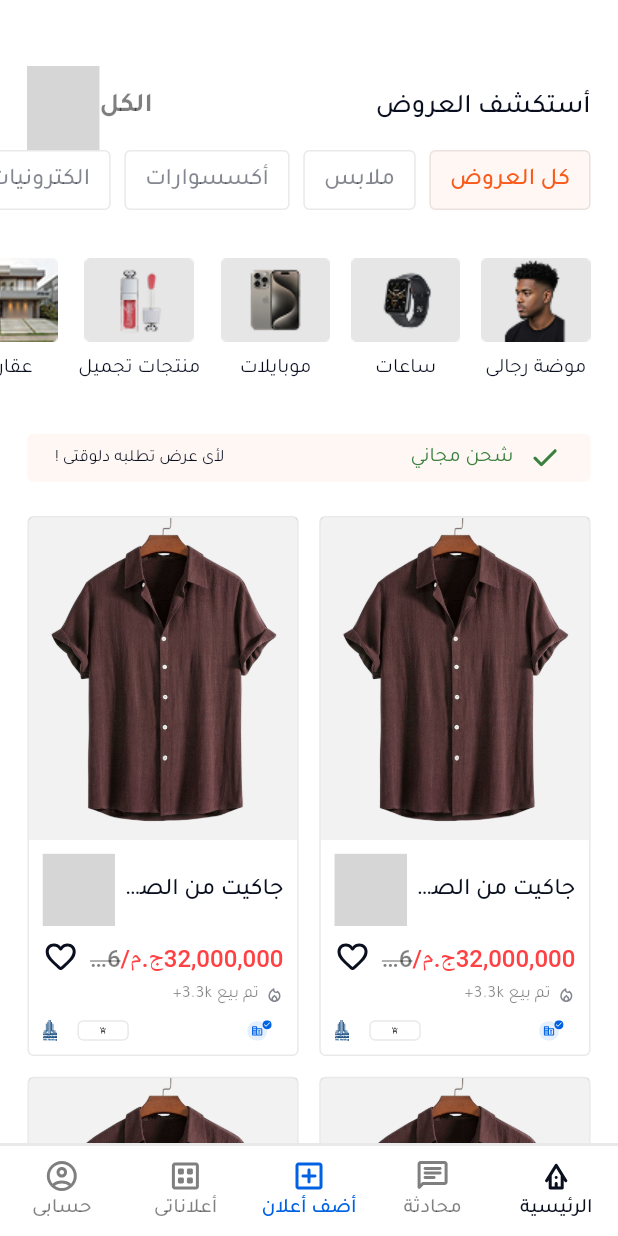
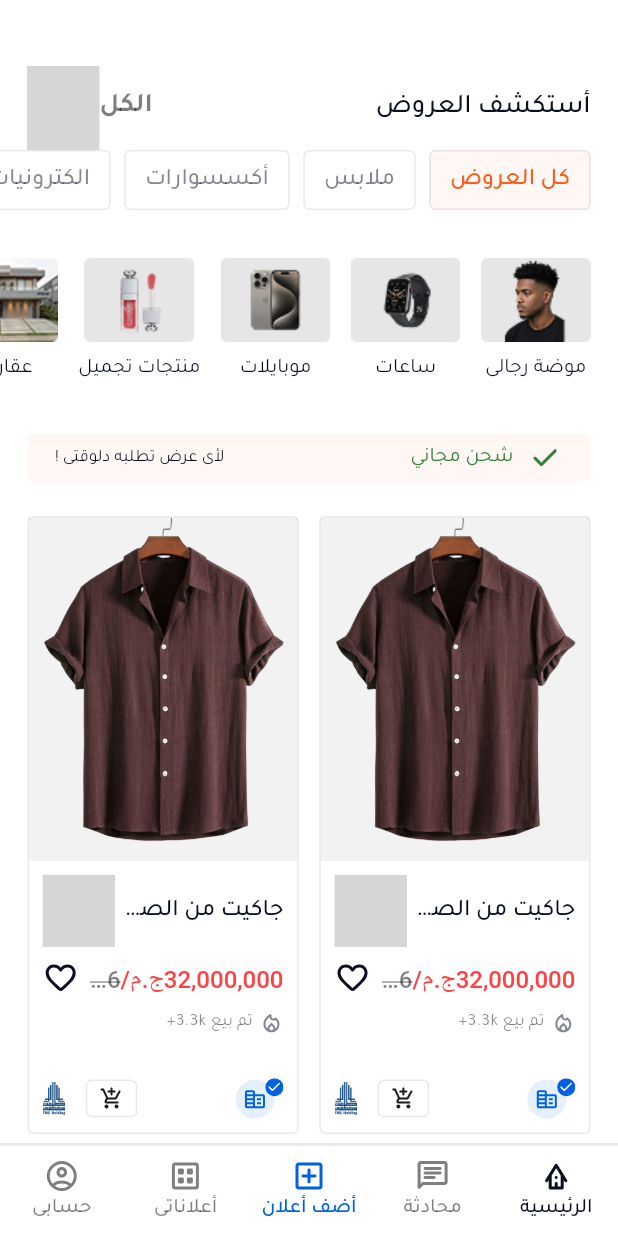
Before and after one commit to MoazSalem/MoazSalem-flutter-task, a Flutter app: the screen it shows after launch, on a phone screen of 412 x 824 dp. Run offline on Flutter 3.47's test engine with Material 3 defaults, Android fonts, the phone set to English and light mode, and no system bars; our stand-ins replace flutter_screenutil, flutter_svg; grey boxes are pictures that could not be loaded.

Commit message:
Better Ad widget handling

```diff
--- a/lib/core/theme/app_sizes.dart
+++ b/lib/core/theme/app_sizes.dart
@@ -25,12 +25,12 @@ class AppSizes {
   static const double subcategoryWidgetHeight = 56;
   static const double subcategoryWidgetWidth = 73;
   static const double freeShippingBannerHeight = 32;
-  static const double adWidgetHeight = 360;
   static const double adWidgetWidth = 200;
-  static const double adWidgetAspectRatio = 2.278;
+  static const double adWidgetAspectRatio = 0.438981;
   static const double adWidgetImageContainerHeight = 215;
   static const double adWidgetSellerIconHeight = 22;
   static const double iconWidth = 20;
+  static const double iconSmall = 16;
   static const double iconLarge = 64;
   static const double navBarItemMinWidth = 80;
 
--- a/lib/features/home/presentation/widgets/ad_widget.dart
+++ b/lib/features/home/presentation/widgets/ad_widget.dart
@@ -11,7 +11,6 @@ class AdWidget extends StatelessWidget {
   @override
   Widget build(BuildContext context) {
     return Container(
-      height: AppSizes.adWidgetHeight,
       decoration: BoxDecoration(
         shape: BoxShape.rectangle,
         borderRadius: BorderRadius.circular(AppSizes.smallRoundedCorner),
@@ -21,6 +20,7 @@ class AdWidget extends StatelessWidget {
         ),
       ),
       child: Column(
+        mainAxisAlignment: MainAxisAlignment.spaceBetween,
         children: [
           _buildImageContainer(context, image: AppAssets.getAdImage(index: 1)),
           SizedBox(height: AppSizes.p8),
@@ -36,7 +36,7 @@ class AdWidget extends StatelessWidget {
             originalPrice: "60,000,000",
             currency: AppLocalizations.of(context)!.egp,
           ),
-          SizedBox(height: AppSizes.p4),
+          SizedBox(height: AppSizes.p8),
           _buildSoldOverRow(context, soldCount: "3.3k"),
 
           _buildSellerInfoRow(context),
@@ -45,12 +45,10 @@ class AdWidget extends StatelessWidget {
     );
   }
 
-  Container _buildImageContainer(
-    BuildContext context, {
-    required String image,
-  }) {
-    return Container(
-      height: AppSizes.adWidgetImageContainerHeight,
+  Widget _buildImageContainer(BuildContext context, {required String image}) {
+    return Flexible(
+      flex: 7,
+      child: Container(
         color: Theme.of(context).colorScheme.primaryContainer,
         child: Center(
           child: Image.asset(
@@ -64,10 +62,11 @@ class AdWidget extends StatelessWidget {
             },
           ),
         ),
+      ),
     );
   }
 
-  Padding _buildTitleRow(
+  Widget _buildTitleRow(
     BuildContext context, {
     required String title,
     bool isDiscounted = false,
@@ -92,7 +91,7 @@ class AdWidget extends StatelessWidget {
     );
   }
 
-  Padding _buildPriceRow(
+  Widget _buildPriceRow(
     BuildContext context, {
     required final String discountedPrice,
     required final String originalPrice,
@@ -134,13 +133,13 @@ class AdWidget extends StatelessWidget {
     );
   }
 
-  Padding _buildSoldOverRow(BuildContext context, {required String soldCount}) {
+  Widget _buildSoldOverRow(BuildContext context, {required String soldCount}) {
     return Padding(
       padding: EdgeInsets.symmetric(horizontal: AppSizes.p8),
       child: Row(
         spacing: AppSizes.p4,
         children: [
-          SvgPicture.asset(AppAssets.fire),
+          SvgPicture.asset(AppAssets.fire, height: AppSizes.iconSmall),
           Text(
             "${AppLocalizations.of(context)!.sold_over} $soldCount+",
             style: AppTypography.titleSmall.copyWith(
@@ -152,8 +151,9 @@ class AdWidget extends StatelessWidget {
     );
   }
 
-  Expanded _buildSellerInfoRow(BuildContext context) {
-    return Expanded(
+  Widget _buildSellerInfoRow(BuildContext context) {
+    return Flexible(
+      flex: 2,
       child: Align(
         alignment: Alignment.bottomCenter,
         child: Padding(
--- a/lib/features/home/presentation/widgets/ads_grid_view.dart
+++ b/lib/features/home/presentation/widgets/ads_grid_view.dart
@@ -19,7 +19,6 @@ class AdsGridView extends StatelessWidget {
         ),
         gridDelegate: SliverGridDelegateWithMaxCrossAxisExtent(
           childAspectRatio: AppSizes.adWidgetAspectRatio,
-          mainAxisExtent: AppSizes.adWidgetHeight,
           maxCrossAxisExtent: AppSizes.adWidgetWidth,
           mainAxisSpacing: AppSizes.p12,
           crossAxisSpacing: AppSizes.p12,
```
Lines whose indentation alone changed are shown as unchanged.
